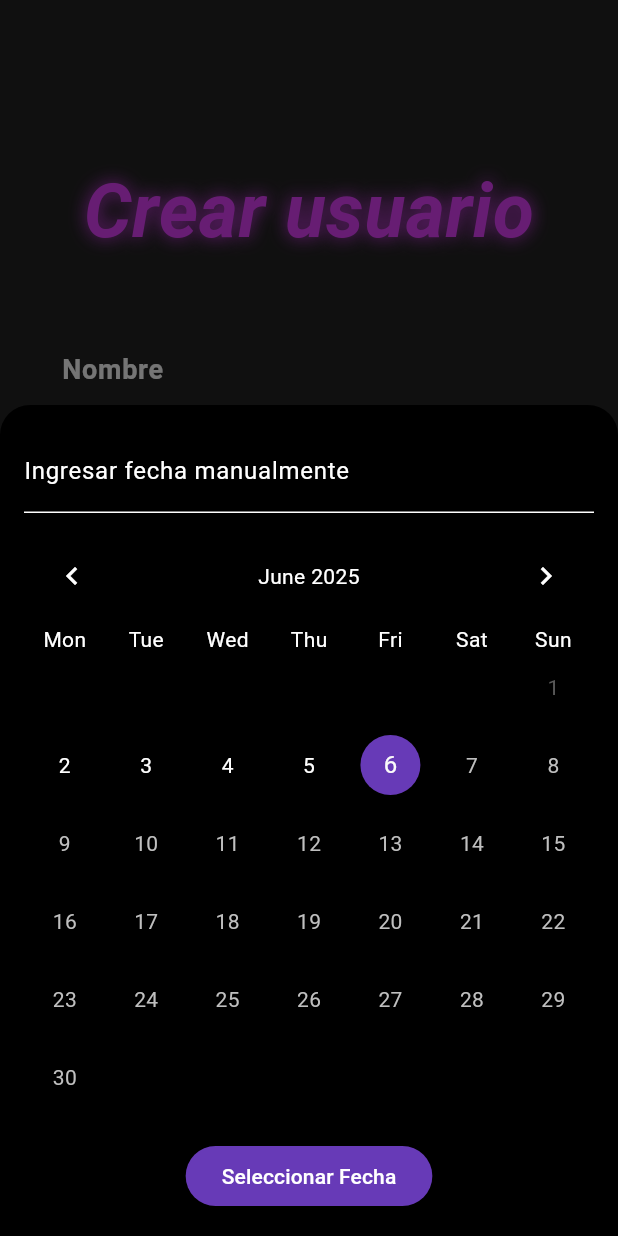
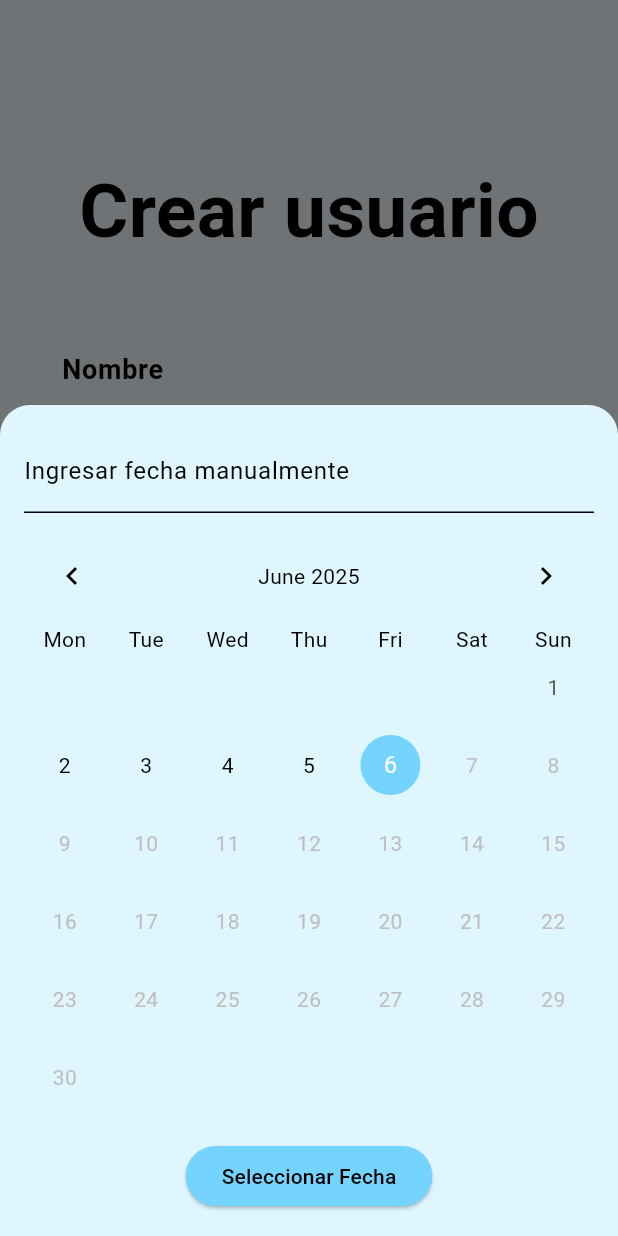
Before and after one commit to JuanJGP10/piladea_web, a Flutter app: the SignupView screen opened by its route, after a tap on "Seleccionar fecha", on a phone screen of 412 x 824 dp. Run offline on Flutter 3.47's test engine with Material 3 defaults, Android fonts, the phone set to English and light mode, and no system bars; drawn by our look-alikes of table_calendar; our stand-ins replace cloud_firestore, firebase_auth, firebase_core, font_awesome_flutter, get, google_sign_in; accounts and stored records are empty; network calls fail; statements that could not run were skipped.

Commit message:
colores actualizados

```diff
--- a/lib/pages/inicio.dart
+++ b/lib/pages/inicio.dart
@@ -29,19 +29,19 @@ class _InicioState extends State<Inicio> {
       });
     });
   }
+
   @override
   void dispose() {
     _timer.cancel();
     super.dispose();
   }
 
-
   @override
   Widget build(BuildContext context) {
     final size = MediaQuery.of(context).size;
 
     return Scaffold(
-      backgroundColor: Colors.black87,
+      backgroundColor: Color.fromARGB(255, 242, 251, 255),
       body: Padding(
         padding: const EdgeInsets.symmetric(horizontal: 30.0),
         child: Column(
@@ -51,22 +51,10 @@ class _InicioState extends State<Inicio> {
               child: Text(
                 'Piladea',
                 style: TextStyle(
-                  color: Colors.purpleAccent,
+                  color: Colors.black,
                   fontSize: 60.0,
                   fontWeight: FontWeight.bold,
-                  fontStyle: FontStyle.italic,
-                  shadows: [
-                    Shadow(
-                      blurRadius: 30.0,
-                      color: Colors.purpleAccent,
-                      offset: Offset(0, 0),
-                    ),
-                    Shadow(
-                      blurRadius: 60.0,
-                      color: Colors.purpleAccent,
-                      offset: Offset(0, 0),
-                    ),
-                  ],
+                  fontStyle: FontStyle.normal,
                 ),
               ),
             ),
@@ -87,7 +75,7 @@ class _InicioState extends State<Inicio> {
                           Text(
                             'Tu bici es tu tarjeta de puntos. ¡A rodar que hay premios!',
                             style: TextStyle(
-                            color: Colors.white,
+                              color: Colors.black,
                               fontSize: 40.0,
                               fontWeight: FontWeight.bold,
                             ),
@@ -100,7 +88,7 @@ class _InicioState extends State<Inicio> {
                             'de diferentes locales. \nCuantos más km en bici, más puntos. '
                             '¿Te apuntas?',
                             style: TextStyle(
-                            color: Colors.white,
+                              color: Colors.black,
                               fontSize: 20.0,
                             ),
                           ),
@@ -133,15 +121,15 @@ class _InicioState extends State<Inicio> {
                   Navigator.pushNamed(context, LoginView.id);
                 },
                 style: ElevatedButton.styleFrom(
-                  backgroundColor: Colors.purple,
-                  padding: const EdgeInsets.symmetric(horizontal: 30, vertical: 15),
+                  backgroundColor: Color(0xFF74d4ff),
+                  padding: const EdgeInsets.symmetric(
+                    horizontal: 30,
+                    vertical: 15,
+                  ),
                 ),
                 child: const Text(
                   'Iniciar Sesión',
-                  style: TextStyle(
-                    color: Colors.white,
-                    fontSize: 20.0,
-                  ),
+                  style: TextStyle(color: Colors.black, fontSize: 20.0),
                 ),
               ),
             ),
--- a/lib/pages/singup.dart
+++ b/lib/pages/singup.dart
@@ -28,7 +28,7 @@ class _RegisterPageState extends State<SignupView> {
   void _showCalendarPicker(BuildContext context) {
     showModalBottomSheet(
       context: context,
-      backgroundColor: Colors.black,
+      backgroundColor: Color.fromARGB(255, 223, 246, 255),
       shape: const RoundedRectangleBorder(
         borderRadius: BorderRadius.vertical(top: Radius.circular(20)),
       ),
@@ -76,18 +76,18 @@ class _RegisterPageState extends State<SignupView> {
                 children: [
                   TextField(
                     controller: _manualDateController,
-                    style: const TextStyle(color: Colors.white),
+                    style: const TextStyle(color: Colors.black),
                     keyboardType: TextInputType.datetime,
                     decoration: const InputDecoration(
                       hintText: 'dd/mm/yyyy',
-                      hintStyle: TextStyle(color: Colors.white),
+                      hintStyle: TextStyle(color: Colors.black),
                       labelText: 'Ingresar fecha manualmente',
-                      labelStyle: TextStyle(color: Colors.white),
+                      labelStyle: TextStyle(color: Colors.black),
                       enabledBorder: UnderlineInputBorder(
-                        borderSide: BorderSide(color: Colors.white),
+                        borderSide: BorderSide(color: Colors.black),
                       ),
                       focusedBorder: UnderlineInputBorder(
-                        borderSide: BorderSide(color: Colors.white),
+                        borderSide: BorderSide(color: Colors.black),
                       ),
                     ),
                   ),
@@ -110,37 +110,37 @@ class _RegisterPageState extends State<SignupView> {
                     calendarStyle: const CalendarStyle(
                       outsideDaysVisible: false,
                       selectedDecoration: BoxDecoration(
-                        color: Colors.deepPurpleAccent,
+                        color: Color(0xFF74d4ff),
                         shape: BoxShape.circle,
                       ),
                       todayDecoration: BoxDecoration(
-                        color: Colors.deepPurple,
+                        color: Color(0xFF74d4ff),
                         shape: BoxShape.circle,
                       ),
-                      defaultTextStyle: TextStyle(color: Colors.white),
+                      defaultTextStyle: TextStyle(color: Colors.black),
                     ),
                     headerStyle: const HeaderStyle(
                       titleCentered: true,
                       formatButtonVisible: false,
-                      titleTextStyle: TextStyle(color: Colors.white),
+                      titleTextStyle: TextStyle(color: Colors.black),
                       leftChevronIcon: Icon(
                         Icons.chevron_left,
-                        color: Colors.white,
+                        color: Colors.black,
                       ),
                       rightChevronIcon: Icon(
                         Icons.chevron_right,
-                        color: Colors.white,
+                        color: Colors.black,
                       ),
                     ),
                     daysOfWeekStyle: const DaysOfWeekStyle(
-                      weekendStyle: TextStyle(color: Colors.white),
-                      weekdayStyle: TextStyle(color: Colors.white),
+                      weekendStyle: TextStyle(color: Colors.black),
+                      weekdayStyle: TextStyle(color: Colors.black),
                     ),
                   ),
                   const SizedBox(height: 16),
                   ElevatedButton(
                     style: ElevatedButton.styleFrom(
-                      backgroundColor: Colors.deepPurple,
+                      backgroundColor: Color(0xFF74d4ff),
                     ),
                     onPressed: () {
                       if (_tempSelectedDay != null) {
@@ -152,7 +152,7 @@ class _RegisterPageState extends State<SignupView> {
                     },
                     child: const Text(
                       'Seleccionar Fecha',
-                      style: TextStyle(color: Colors.white),
+                      style: TextStyle(color: Colors.black),
                     ),
                   ),
                 ],
@@ -174,10 +174,10 @@ class _RegisterPageState extends State<SignupView> {
       return Theme(
         data: Theme.of(context).copyWith(
           colorScheme: ColorScheme.dark(
-            primary: Colors.deepPurple, // Color de encabezado y botón OK
-            onPrimary: Colors.white, // Color del texto en encabezado
+            primary: Colors.Color(0xFF2b7fff), // Color de encabezado y botón OK
+            onPrimary: Colors.black, // Color del texto en encabezado
             surface: Colors.grey[800]!, // Fondo del calendario
-            onSurface: Colors.white, // Color de texto
+            onSurface: Colors.black, // Color de texto
           ),
           dialogBackgroundColor: Colors.black87,
           textButtonTheme: TextButtonThemeData(
@@ -265,7 +265,7 @@ class _RegisterPageState extends State<SignupView> {
     final size = MediaQuery.of(context).size;
 
     return Scaffold(
-      backgroundColor: Colors.black87,
+      backgroundColor: Color.fromARGB(255, 242, 251, 255),
       body: SingleChildScrollView(
         child: Center(
           child: Padding(
@@ -279,17 +279,10 @@ class _RegisterPageState extends State<SignupView> {
                 const Text(
                   'Crear usuario',
                   style: TextStyle(
-                    color: Colors.purpleAccent,
+                    color: Colors.black,
                     fontSize: 50.0,
                     fontWeight: FontWeight.bold,
-                    fontStyle: FontStyle.italic,
-                    shadows: [
-                      Shadow(
-                        blurRadius: 15.0,
-                        color: Colors.purpleAccent,
-                        offset: Offset(0, 0),
-                      ),
-                    ],
+                    fontStyle: FontStyle.normal,
                   ),
                 ),
                 const SizedBox(height: 40),
@@ -312,7 +305,7 @@ class _RegisterPageState extends State<SignupView> {
                 ElevatedButton(
                   onPressed: register,
                   style: ElevatedButton.styleFrom(
-                    backgroundColor: Colors.purple,
+                    backgroundColor: Color(0xFF74d4ff),
                     padding: const EdgeInsets.symmetric(
                       horizontal: 30,
                       vertical: 15,
@@ -320,7 +313,7 @@ class _RegisterPageState extends State<SignupView> {
                   ),
                   child: const Text(
                     'Registrarse',
-                    style: TextStyle(color: Colors.white, fontSize: 18),
+                    style: TextStyle(color: Colors.black, fontSize: 18),
                   ),
                 ),
               ],
@@ -342,11 +335,11 @@ class _RegisterPageState extends State<SignupView> {
       child: TextField(
         controller: controller,
         obscureText: obscure,
-        style: const TextStyle(color: Colors.white, fontSize: 20.0),
+        style: const TextStyle(color: Colors.black, fontSize: 20.0),
         decoration: InputDecoration(
           labelText: label,
           labelStyle: const TextStyle(
-            color: Colors.white,
+            color: Colors.black,
             fontSize: 18.0,
             fontWeight: FontWeight.w700,
           ),
@@ -363,7 +356,7 @@ class _RegisterPageState extends State<SignupView> {
         decoration: const InputDecoration(
           labelText: 'Género',
           labelStyle: TextStyle(
-            color: Colors.white,
+            color: Colors.black,
             fontSize: 18.0,
             fontWeight: FontWeight.w700,
           ),
@@ -393,7 +386,7 @@ class _RegisterPageState extends State<SignupView> {
           decoration: const InputDecoration(
             labelText: 'Fecha de Nacimiento',
             labelStyle: TextStyle(
-              color: Colors.white,
+              color: Colors.black,
               fontSize: 18.0,
               fontWeight: FontWeight.w700,
             ),
@@ -404,7 +397,7 @@ class _RegisterPageState extends State<SignupView> {
                 ? 'Seleccionar fecha'
                 : '${selectedDate!.day}/${selectedDate!.month}/${selectedDate!.year}',
             style: TextStyle(
-              color: selectedDate == null ? Colors.grey[600] : Colors.white,
+              color: selectedDate == null ? Colors.grey[600] : Colors.black,
               fontSize: 16,
             ),
           ),
```
Also changed, not shown: lib/pages/catalogo_premios.dart (+5 -5 lines), lib/pages/cupones_page.dart (+5 -5 lines), lib/pages/home_page.dart (+12 -12 lines), lib/pages/login_view.dart (+21 -28 lines), lib/pages/mis_destinos_page.dart (+5 -5 lines), lib/pages/profile_page.dart (+9 -9 lines), lib/pages/splash_page.dart (+6 -18 lines). Lines whose indentation alone changed are shown as unchanged.
